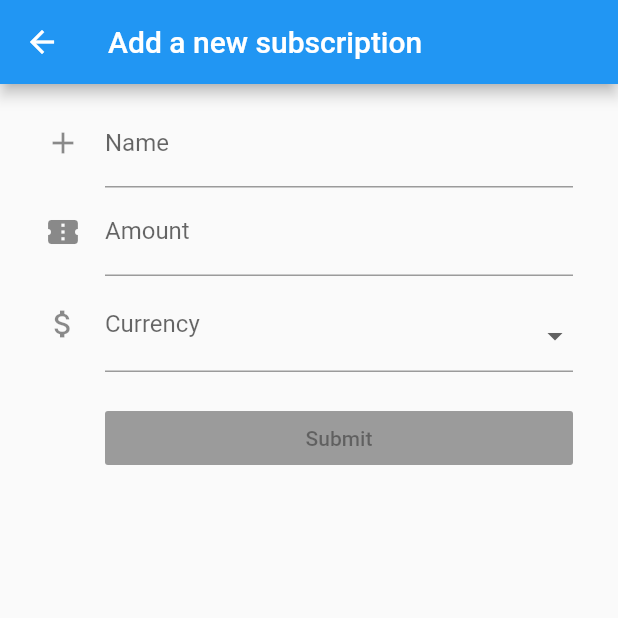
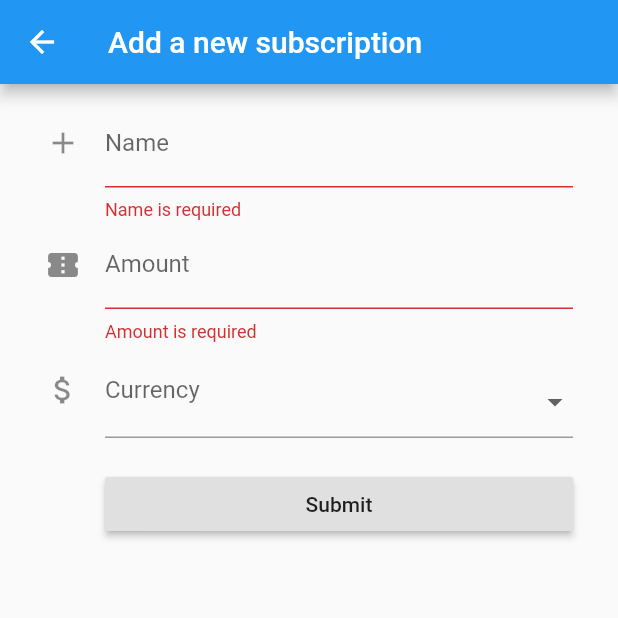
Before and after one commit to zasia3/pinionzki, a Flutter app: the AddSubscriptionFormPage screen opened directly, on a phone screen of 412 x 824 dp, the top half of it. Run offline on Flutter 3.47's test engine with Material 2 defaults, Android fonts, the phone set to English and light mode, and no system bars; our stand-ins replace cloud_firestore; accounts and stored records are empty.

Commit message:
added proper currency picker

```diff
--- a/lib/currency_picker.dart
+++ b/lib/currency_picker.dart
@@ -1,8 +1,10 @@
 import 'currency_model.dart';
 import 'package:flutter/material.dart';
 
+typedef void CurrencyArgument(Currency x);
+
 class CurrencyPicker extends StatefulWidget {
-  final Function() notifyParent;
+  final CurrencyArgument notifyParent;
 
   CurrencyPicker({Key key, @required this.notifyParent}) : super(key: key);
   @override
@@ -22,20 +24,18 @@ class _CurrencyPickerState extends State<CurrencyPicker> {
             labelText: "Currency"
           ),
             isEmpty: _currency == null,
+
             child: DropdownButtonHideUnderline(
                 child: DropdownButton<Currency>(
                   value: _currency,
                   isDense: true,
                   onChanged: (Currency newValue) {
-                    widget.notifyParent();
+                    setState(() {
+                      _currency = newValue;
+                      state.didChange(newValue);
+                    });
+                    widget.notifyParent(newValue);
                   },
-
-//                  onChanged: (Currency newValue) {
-//                    setState(() {
-//                      _currency = newValue;
-//                      state.didChange(newValue);
-//                    });
-//                  },
                   items: currencies.map((Currency currency) {
                     return new DropdownMenuItem(
                       value: currency,
@@ -46,15 +46,10 @@ class _CurrencyPickerState extends State<CurrencyPicker> {
             )
         );
 
-      }
+      },
+      validator: (val) {
+        return val != null ? null : 'Please select a color';
+      },
     );
-//    return ListWheelScrollView.useDelegate(
-//        itemExtent: 10,
-//        childDelegate: ListWheelChildLoopingListDelegate(
-//            children: List<Widget>.generate(
-//                currencies.length, (index) => Text(currencies[index].name),
-//            )
-//        ),
-//    );
   }
 }
--- a/lib/new_subscription_form.dart
+++ b/lib/new_subscription_form.dart
@@ -1,7 +1,9 @@
 import 'package:flutter/material.dart';
+import 'package:flutter/services.dart';
 import 'subscription_model.dart';
 import 'currency_picker.dart';
 import 'package:cloud_firestore/cloud_firestore.dart';
+import 'currency_model.dart';
 
 class AddSubscriptionFormPage extends StatefulWidget {
 
@@ -14,13 +16,23 @@ class _AddSubscriptionFormPageState extends State<AddSubscriptionFormPage> {
   TextEditingController amountController = TextEditingController();
   TextEditingController currencyController = TextEditingController();
 
+  Currency _currency;
+  String _name;
+  double _amount;
+
+  final GlobalKey<FormState> _formKey = new GlobalKey<FormState>();
+  final GlobalKey<ScaffoldState> _scaffoldKey = new GlobalKey<ScaffoldState>();
+
   @override
   Widget build(BuildContext context) {
     return Scaffold(
+      key: _scaffoldKey,
       appBar: AppBar(
         title: Text('Add a new subscription'),
       ),
       body: Form(
+          key: _formKey,
+          autovalidate: true,
           child: ListView(
             padding: const EdgeInsets.symmetric(
               vertical: 10,
@@ -33,6 +45,11 @@ class _AddSubscriptionFormPageState extends State<AddSubscriptionFormPage> {
                   hintText: "Enter subscription name",
                   labelText: "Name"
                 ),
+                validator: (val) => val.isEmpty ? 'Name is required' : null,
+                inputFormatters: <TextInputFormatter>[
+                  LengthLimitingTextInputFormatter(20)
+                ],
+                onSaved: (val) => _name = val,
               ),
               TextFormField(
                 decoration: const InputDecoration(
@@ -40,89 +57,51 @@ class _AddSubscriptionFormPageState extends State<AddSubscriptionFormPage> {
                     hintText: "Enter amount",
                     labelText: "Amount"
                 ),
+                keyboardType: TextInputType.numberWithOptions(decimal: true),
+                validator: (val) => val.isEmpty ? 'Amount is required' : null,
+                onSaved: (val) => _amount = double.parse(val),
               ),
-              CurrencyPicker(
+              CurrencyPicker(notifyParent: (Currency currency) => {
+                  setState(() {
+                    _currency = currency;
+                  })
+                },
               ),
               new Container(
                 padding: const EdgeInsets.only(left: 40.0, top: 20.0),
                 child: new RaisedButton(
                   child: const Text('Submit'),
-                  onPressed: null,
+                  onPressed: _submitForm,
                 ),
               )
             ],
           )
+      ),
+    );
+  }
 
-      ),
-//      body: Container(
-//        child: Padding(
-//            padding: const EdgeInsets.symmetric(
-//              vertical: 10,
-//              horizontal: 30,
-//            ),
-//          child: Column(
-//            children: [
-//              Flexible(
-//                child:CurrencyPicker(),
-//              ),
-//              Padding(
-//                padding: const EdgeInsets.only(bottom: 8),
-//                child: TextField(
-//                  controller: nameController,
-//                  onChanged: (v) => nameController.text = v,
-//                  decoration: InputDecoration(
-//                    labelText: 'Name',
-//                  ),
-//                )
-//              ),
-//              Padding(
-//                padding: const EdgeInsets.only(bottom: 8),
-//                  child: TextField(
-//                    controller: amountController,
-//                    onChanged: (v) => amountController.text = v,
-//                    decoration: InputDecoration(
-//                      labelText: 'Amount',
-//                    ),
-//                  )
-//              ),
-//              Padding(
-//                  padding: const EdgeInsets.only(bottom: 8),
-//                  child: TextField(
-//                    controller: currencyController,
-//                    onChanged: (v) => currencyController.text = v,
-//                    decoration: InputDecoration(
-//                      labelText: 'Currency',
-//                    ),
-//                  )
-//              ),
-//              Padding(
-//                padding: const EdgeInsets.all(16.0),
-//                child: Builder(
-//                  builder: (context) {
-//                    // The basic Material Design action button.
-//                    return RaisedButton(
-//                      onPressed: () => Firestore.instance.runTransaction((transaction) async {
-//                        CollectionReference subscriptions = Firestore.instance.collection('subscriptions');
-//                        var _result = await subscriptions.add(
-//                            {
-//                              'name': nameController.text,
-//                              'amount': double.parse(amountController.text),
-//                              'currency': 'PLN'
-//                            });
-//                        Navigator.pop(context);
-//                    }),
-//                      color: Colors.indigoAccent,
-//                      child: Text('Submit subscription'),
-//                    );
-//                  },
-//                ),
-//              ),
-//
-//            ]
-//          )
-//        ),
-//      )
-    );
+  void _submitForm() {
+    final FormState form = _formKey.currentState;
+
+    if (!form.validate()) {
+      showMessage('Form is not valid!  Please review and correct.');
+    } else {
+      form.save();
+      Firestore.instance.runTransaction((transaction) async {
+        CollectionReference subscriptions = Firestore.instance.collection('subscriptions');
+        await subscriptions.add({
+          'name': _name,
+          'amount': _amount,
+          'currency': _currency.abbreviation
+        });
+        Navigator.pop(context);
+      });
+    }
+  }
+
+  void showMessage(String message, [MaterialColor color = Colors.red]) {
+    _scaffoldKey.currentState
+        .showSnackBar(new SnackBar(backgroundColor: color, content: new Text(message)));
   }
 
 
```
